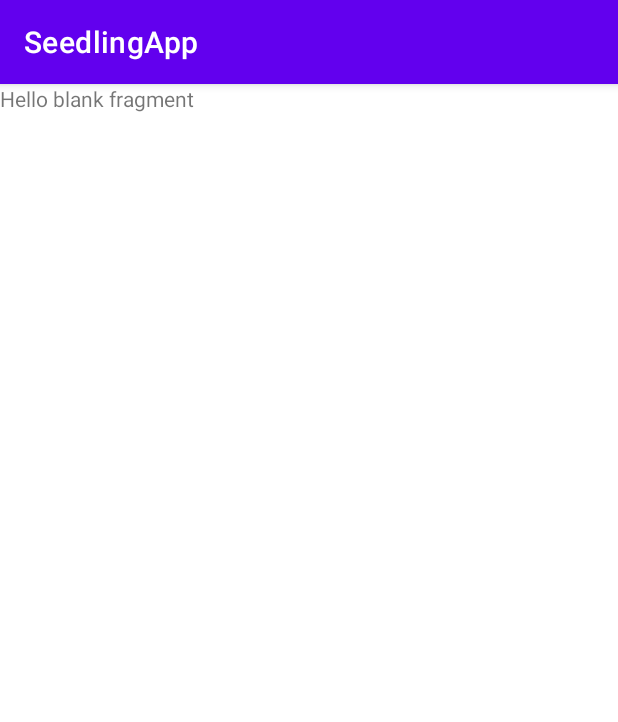
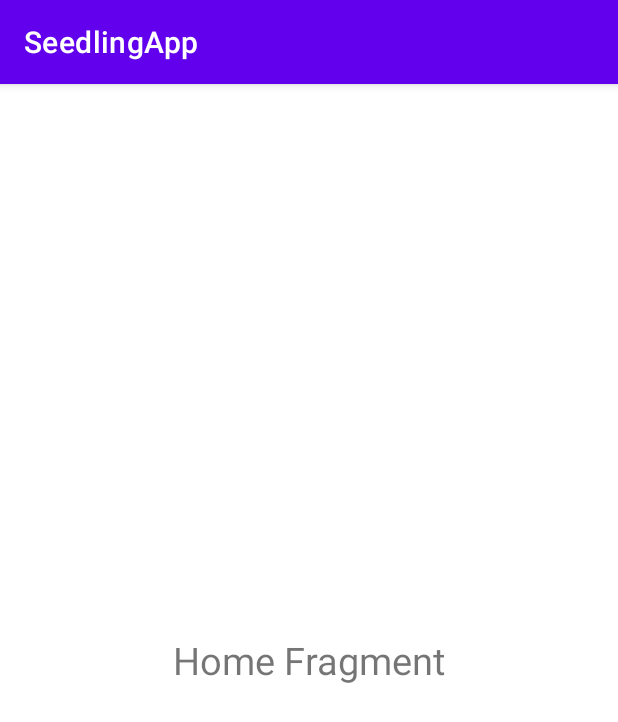
Before and after one commit to liv-soro/SeedlingApp, an Android app: the fragment HomeFragment shown on its own in the app's theme, on a phone screen of 412 x 824 dp. Shown: the top 722 px of the screen. Run offline under Robolectric (Android 15) with nearby library versions, the phone set to English and light mode, and no system bars.

Commit message:
bar layout - not functional

```diff
--- a/app/src/main/java/com/example/seedlingapp/MainActivity.kt
+++ b/app/src/main/java/com/example/seedlingapp/MainActivity.kt
@@ -13,7 +13,7 @@ class MainActivity : AppCompatActivity() {
     override fun onCreate(savedInstanceState: Bundle?) {
         super.onCreate(savedInstanceState)
         setContentView(R.layout.activity_main)
-        val navView: BottomNavigationView = findViewById(R.id.nav_view)
+       /* val navView: BottomNavigationView = findViewById(R.id.nav_view)
 
         val navController = findNavController(R.id.nav_host_fragment)
         // Passing each menu ID as a set of Ids because each
@@ -21,6 +21,6 @@ class MainActivity : AppCompatActivity() {
         val appBarConfiguration = AppBarConfiguration(setOf(
                 R.id.navigation_home, R.id.navigation_dashboard, R.id.navigation_notifications))
         setupActionBarWithNavController(navController, appBarConfiguration)
-        navView.setupWithNavController(navController)
+        navView.setupWithNavController(navController)*/
     }
 }
--- a/app/src/main/res/layout/fragment_home.xml
+++ b/app/src/main/res/layout/fragment_home.xml
@@ -10,13 +10,15 @@
         android:id="@+id/text_home"
         android:layout_width="match_parent"
         android:layout_height="wrap_content"
+        android:text="Home Fragment"
         android:layout_marginStart="8dp"
         android:layout_marginTop="8dp"
         android:layout_marginEnd="8dp"
         android:textAlignment="center"
-        android:textSize="20sp"
+        android:textSize="25sp"
         app:layout_constraintBottom_toBottomOf="parent"
         app:layout_constraintEnd_toEndOf="parent"
         app:layout_constraintStart_toStartOf="parent"
-        app:layout_constraintTop_toTopOf="parent" />
+        app:layout_constraintTop_toTopOf="parent"
+        android:gravity="center_horizontal" />
 </androidx.constraintlayout.widget.ConstraintLayout>
--- a/app/src/main/res/layout/fragment_home2.xml
+++ b/app/src/main/res/layout/fragment_home2.xml
@@ -1,5 +1,6 @@
 <?xml version="1.0" encoding="utf-8"?>
-<FrameLayout xmlns:android="http://schemas.android.com/apk/res/android"
+<androidx.constraintlayout.widget.ConstraintLayout xmlns:android="http://schemas.android.com/apk/res/android"
+    xmlns:app="http://schemas.android.com/apk/res-auto"
     xmlns:tools="http://schemas.android.com/tools"
     android:layout_width="match_parent"
     android:layout_height="match_parent"
@@ -7,8 +8,13 @@
 
     <!-- TODO: Update blank fragment layout -->
     <TextView
-        android:layout_width="match_parent"
-        android:layout_height="match_parent"
-        android:text="@string/hello_blank_fragment" />
+        android:layout_width="wrap_content"
+        android:layout_height="wrap_content"
+        android:text="Home Fragment"
+        android:textSize="25sp"
+        app:layout_constraintBottom_toBottomOf="parent"
+        app:layout_constraintEnd_toEndOf="parent"
+        app:layout_constraintStart_toStartOf="parent"
+        app:layout_constraintTop_toTopOf="parent" />
 
-</FrameLayout>
+</androidx.constraintlayout.widget.ConstraintLayout>
```
Also changed, not shown: app/src/main/res/layout/activity_main.xml (+14 -1 lines), app/src/main/res/layout/fragment_account.xml (+11 -5 lines), app/src/main/res/layout/fragment_info.xml (+12 -5 lines), app/src/main/res/menu/bottom_menu.xml (added, +16 -0 lines), app/src/main/java/com/example/seedlingapp/InfoFragment.kt (renamed from app/src/main/java/com/example/seedlingapp/Info.kt).
